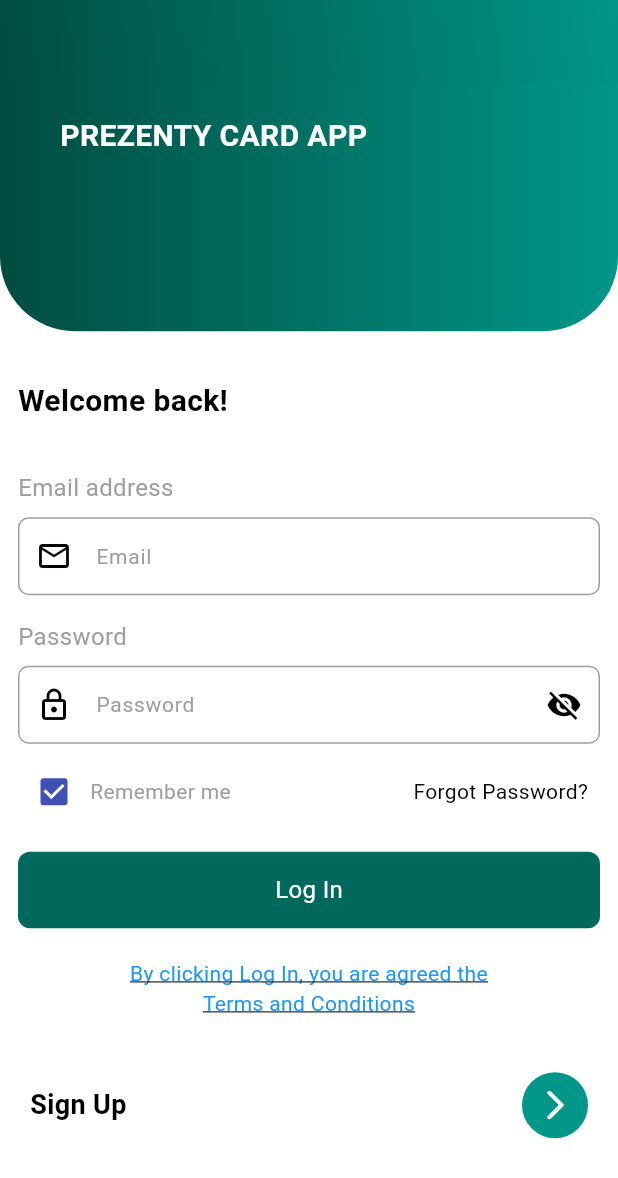
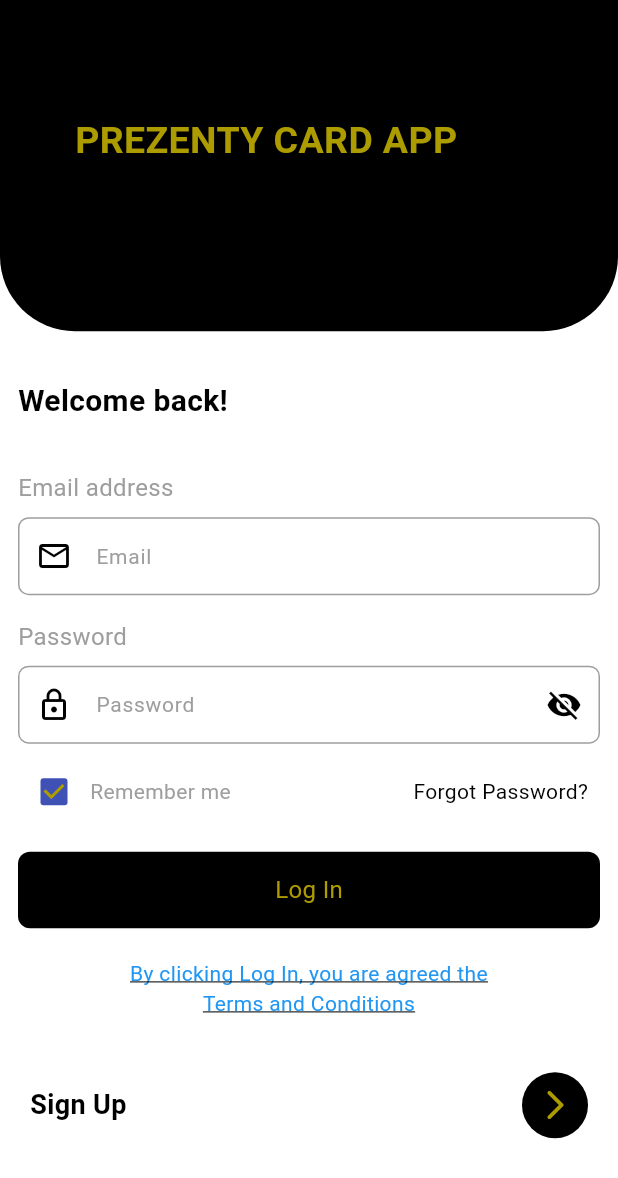
Before and after one commit to cocoalabspvtltd/prezentycard, a Flutter app: the screen it shows after launch, on a phone screen of 412 x 824 dp. Shown: the top 1178 px of the screen. Run offline on Flutter 3.47's test engine with Material 3 defaults, Android fonts, the phone set to English and light mode, and no system bars; our stand-ins replace badges, cached_network_image, carousel_slider, dio, expansion_tile_card, flutter_widget_from_html and 4 more; accounts and stored records are empty.

Commit message:
color change

```diff
--- a/lib/screens/login/loginscreen.dart
+++ b/lib/screens/login/loginscreen.dart
@@ -64,7 +64,7 @@ class _LoginScreenState extends State<LoginScreen> {
               gradient: LinearGradient(
                 begin: Alignment.topRight,
                 end: Alignment.bottomLeft,
-                colors: [Colors.teal ,Colors.teal.shade900, ],
+                colors: [primaryColor,primaryColor ],
               ),
             ),
           ),
@@ -89,7 +89,8 @@ class _LoginScreenState extends State<LoginScreen> {
                       gradient: LinearGradient(
                         begin: Alignment.topRight,
                         end: Alignment.topLeft,
-                        colors: [Colors.teal,Colors.teal.shade900, ],
+                        // colors: [Colors.teal,Colors.teal.shade900, ],
+                        colors: [primaryColor,primaryColor],
                       ),
                     ),
                     padding: EdgeInsets.only(top: 0, left: 15, right: 15),
@@ -97,13 +98,13 @@ class _LoginScreenState extends State<LoginScreen> {
                     height: screenHeight * 0.2,
                   ),
                   Positioned(
-                    left: 40,
+                    left: 50,
                     top: 20,
                     child: Text("PREZENTY CARD APP",
                         style: TextStyle(
-                            color: Colors.white,
+                            color: secondaryColor,
                             fontWeight: FontWeight.bold,
-                            fontSize: 20)),
+                            fontSize: 25)),
                   ),
                   // Positioned(
                   //     left: 150,
@@ -169,6 +170,7 @@ class _LoginScreenState extends State<LoginScreen> {
                     Row(
                       children: [
                         Checkbox(
+                          checkColor: secondaryColor,
                             value: _isRememberMeChecked,
                             onChanged: (b) {
                               setState(() {
@@ -210,7 +212,7 @@ class _LoginScreenState extends State<LoginScreen> {
                     ),
                     Material(
                       borderRadius: const BorderRadius.all(Radius.circular(8)),
-                      color:Colors.teal.shade800,
+                      color:primaryColor,
                       child: InkWell(
                         borderRadius:
                         const BorderRadius.all(Radius.circular(8)),
@@ -220,7 +222,7 @@ class _LoginScreenState extends State<LoginScreen> {
                             child: Text(
                               'Log In',
                               style:
-                              TextStyle(color: Colors.white, fontSize: 16),
+                              TextStyle(color: secondaryColor, fontSize: 16),
                             ),
                           ),
                         ),
@@ -364,13 +366,13 @@ class _LoginScreenState extends State<LoginScreen> {
                                 Container(
                                     padding: const EdgeInsets.all(10),
                                     decoration: BoxDecoration(
-                                      color: Colors.teal,
+                                      color: primaryColor,
                                       borderRadius: const BorderRadius.all(
                                         Radius.circular(60),
                                       ),
                                     ),
                                     child: Icon(Icons.arrow_forward_ios_rounded,
-                                        color: Colors.white))
+                                        color: secondaryColor))
                               ],
                             ),
                           ),
--- a/lib/screens/login/signup.dart
+++ b/lib/screens/login/signup.dart
@@ -395,7 +395,7 @@ class _SignUpScreenState extends State<SignUpScreen> {
 
                         Material(
                           borderRadius: const BorderRadius.all(Radius.circular(8)),
-                          color: Colors.teal,
+                          color: primaryColor,
                           child: InkWell(
                             borderRadius:
                             const BorderRadius.all(Radius.circular(8)),
@@ -405,7 +405,7 @@ class _SignUpScreenState extends State<SignUpScreen> {
                                 child: Text(
                                   'Sign Up',
                                   style:
-                                  TextStyle(color: Colors.white, fontSize: 16),
+                                  TextStyle(color: secondaryColor, fontSize: 16),
                                 ),
                               ),
                             ),
--- a/lib/util/commonappbar.dart
+++ b/lib/util/commonappbar.dart
@@ -82,7 +82,6 @@ class _CommonAppBarWidgetState extends State<CommonAppBarWidget> {
                 radius: 25,
                 child:Image.network("${widget.image}")
 
-
                 // CachedNetworkImage(
                 //   fit: BoxFit.cover,
                 //   imageUrl:'${widget.image}',
--- a/lib/util/coomonapierror.dart
+++ b/lib/util/coomonapierror.dart
@@ -1,5 +1,6 @@
 
 import 'package:flutter/material.dart';
+import 'package:prezentycardmodule/util/app_helper.dart';
 
 class CommonApiErrorWidget extends StatelessWidget {
   final String text;
@@ -31,7 +32,7 @@ class CommonApiErrorWidget extends StatelessWidget {
         SizedBox(height: 8),
         MaterialButton(
           height: 40,
-          color: Colors.teal,
+          color: primaryColor,
           shape: RoundedRectangleBorder(
               borderRadius: new BorderRadius.circular(15)),
           onPressed: buttonHandler,
@@ -46,7 +47,7 @@ class CommonApiErrorWidget extends StatelessWidget {
               "Retry",
               style: TextStyle(
                   fontSize: 14,
-                  color: Colors.white,
+                  color: secondaryColor,
                   fontWeight: FontWeight.w500),
             ),
           ),
--- a/lib/util/ommonnavigation.dart
+++ b/lib/util/ommonnavigation.dart
@@ -143,7 +143,7 @@ class _CommonBottomNavigationWidgetState extends State<CommonBottomNavigationWid
                             blendMode: BlendMode.srcIn,
                             shaderCallback: (Rect bounds) {
                               return LinearGradient(
-                                colors: [Colors.teal, Colors.teal.shade900],
+                                colors: [primaryColor,primaryColor],
                                 tileMode: TileMode.mirror,
                               ).createShader(bounds);
                             },
--- a/lib/util/selectcountry.dart
+++ b/lib/util/selectcountry.dart
@@ -64,7 +64,7 @@ class _SelectCountryDialogScreenState extends State<SelectCountryDialogScreen> {
                   Container(
                     margin: EdgeInsets.all(12),
                     decoration: BoxDecoration(
-                      border: Border.all(color: Colors.teal),
+                      border: Border.all(color: primaryColor),
                       borderRadius: const BorderRadius.all(Radius.circular(8)),
                     ),
                     child: TextField(
```
Also changed, not shown: lib/screens/homescreen.dart (+2 -6 lines), lib/screens/mainscreen.dart (+4 -4 lines).
